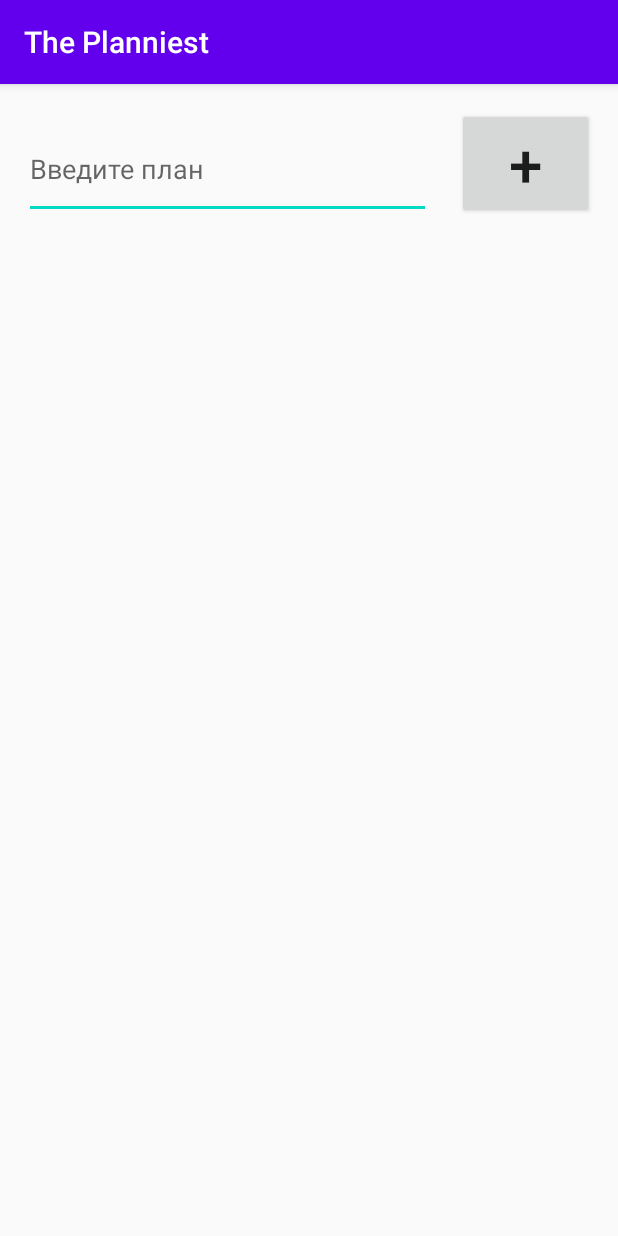
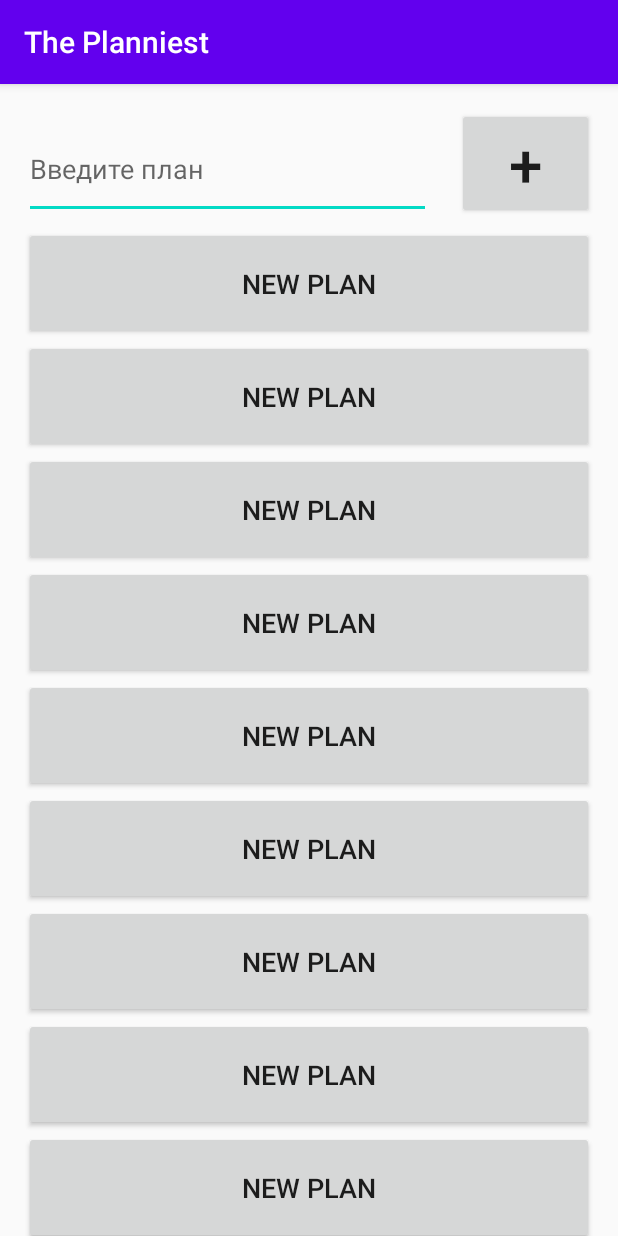
Before and after one commit to grishagr9/ThePlanniest, an Android app: the screen it shows after launch (MainActivity), on a phone screen of 412 x 824 dp. Run offline under Robolectric (Android 15) with nearby library versions, the phone set to English and light mode, and no system bars.

```diff
--- a/plan/app/src/main/res/layout/activity_main.xml
+++ b/plan/app/src/main/res/layout/activity_main.xml
@@ -39,14 +39,13 @@
     <ScrollView
         android:id="@+id/scrollView2"
         android:layout_width="match_parent"
-        android:layout_height="400dp"
+        android:layout_height="wrap_content"
         android:layout_marginTop="5dp"
         app:layout_constraintTop_toBottomOf="@+id/buttonAdd"
         tools:ignore="MissingConstraints"
         tools:layout_editor_absoluteX="5dp">
 
         <LinearLayout
-            xmlns:android="http://schemas.android.com/apk/res/android"
             android:id="@+id/LinearLayout228"
             android:layout_width="match_parent"
             android:layout_height="match_parent"
@@ -54,6 +53,91 @@
             android:paddingRight="16dp"
             android:orientation="vertical" >
 
+
+            <Button
+                android:id="@+id/button2"
+                android:layout_width="match_parent"
+                android:layout_height="75dp"
+                android:text="NEW PLAN"
+                android:textSize="18sp"
+                />
+            <Button
+                android:id="@+id/button3"
+                android:layout_width="match_parent"
+                android:layout_height="75dp"
+                android:text="NEW PLAN"
+                android:textSize="18sp"
+                />
+            <Button
+                android:id="@+id/button4"
+                android:layout_width="match_parent"
+                android:layout_height="75dp"
+                android:text="NEW PLAN"
+                android:textSize="18sp"
+                />
+            <Button
+                android:id="@+id/button5"
+                android:layout_width="match_parent"
+                android:layout_height="75dp"
+                android:text="NEW PLAN"
+                android:textSize="18sp"
+                />
+            <Button
+                android:id="@+id/button6"
+                android:layout_width="match_parent"
+                android:layout_height="75dp"
+                android:text="NEW PLAN"
+                android:textSize="18sp"
+                />
+            <Button
+                android:id="@+id/button7"
+                android:layout_width="match_parent"
+                android:layout_height="75dp"
+                android:text="NEW PLAN"
+                android:textSize="18sp"
+                />
+            <Button
+                android:id="@+id/button8"
+                android:layout_width="match_parent"
+                android:layout_height="75dp"
+                android:text="NEW PLAN"
+                android:textSize="18sp"
+                />
+            <Button
+                android:id="@+id/button9"
+                android:layout_width="match_parent"
+                android:layout_height="75dp"
+                android:text="NEW PLAN"
+                android:textSize="18sp"
+                />
+            <Button
+                android:id="@+id/button10"
+                android:layout_width="match_parent"
+                android:layout_height="75dp"
+                android:text="NEW PLAN"
+                android:textSize="18sp"
+                />
+            <Button
+                android:id="@+id/button11"
+                android:layout_width="match_parent"
+                android:layout_height="75dp"
+                android:text="NEW PLAN"
+                android:textSize="18sp"
+                />
+            <Button
+                android:id="@+id/button12"
+                android:layout_width="match_parent"
+                android:layout_height="75dp"
+                android:text="NEW PLAN"
+                android:textSize="18sp"
+                />
+            <Button
+                android:id="@+id/button13"
+                android:layout_width="match_parent"
+                android:layout_height="75dp"
+                android:text="NEW PLAN"
+                android:textSize="18sp"
+                />
         </LinearLayout>
     </ScrollView>
 </androidx.constraintlayout.widget.ConstraintLayout>
```
Also changed, not shown: plan/app/src/main/java/com/example/theplanniest/MainActivity2.java (+9 -0 lines), plan/app/src/main/res/layout/create_plan.xml (+51 -1 lines).
